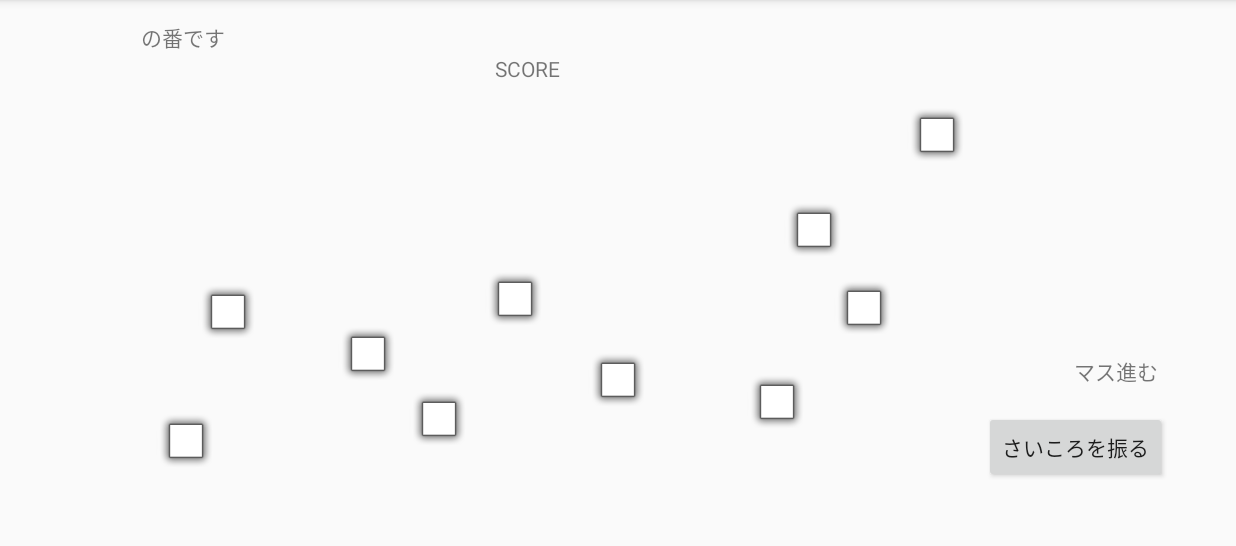
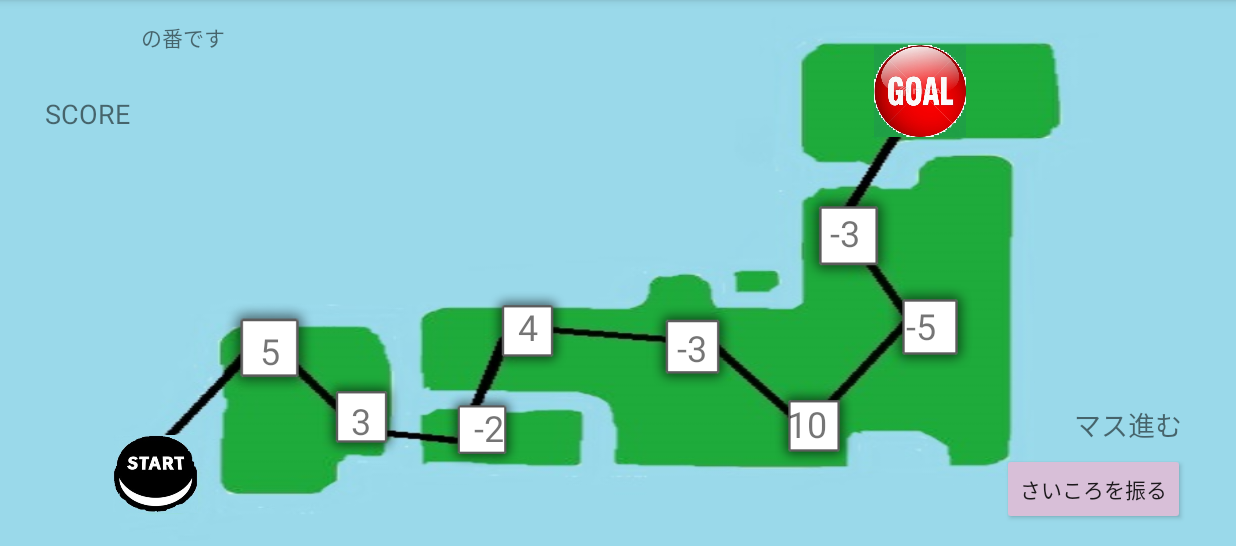
Before and after one commit to konan-pbl-2021/6Master, an Android app: the ManagerActivity screen opened directly, with no data from a screen before it, on a phone screen of 824 x 412 dp (held sideways), the part 72-618 px from its top. Run offline under Robolectric (Android 15) with nearby library versions, the phone set to English and light mode, and no system bars; Roboto replaces fonts that are not available here.

Commit message:
おねがいします

```diff
--- a/app/src/main/res/layout/activity_manager.xml
+++ b/app/src/main/res/layout/activity_manager.xml
@@ -5,6 +5,7 @@
     android:id="@+id/ConstrainLayout"
     android:layout_width="match_parent"
     android:layout_height="match_parent"
+    android:background="@drawable/rettou"
     tools:context=".ManagerActivity">
 
     <TextView
@@ -12,166 +13,171 @@
         android:layout_width="wrap_content"
         android:layout_height="wrap_content"
         android:text="TextView"
+        android:textSize="18sp"
         app:layout_constraintBottom_toBottomOf="parent"
         app:layout_constraintEnd_toEndOf="parent"
-        app:layout_constraintHorizontal_bias="0.922"
+        app:layout_constraintHorizontal_bias="0.432"
         app:layout_constraintStart_toStartOf="parent"
         app:layout_constraintTop_toTopOf="parent"
-        app:layout_constraintVertical_bias="0.04" />
+        app:layout_constraintVertical_bias="0.265" />
 
     <TextView
         android:id="@+id/name3"
         android:layout_width="wrap_content"
         android:layout_height="wrap_content"
         android:text="TextView"
+        android:textSize="18sp"
         app:layout_constraintBottom_toBottomOf="parent"
         app:layout_constraintEnd_toEndOf="parent"
-        app:layout_constraintHorizontal_bias="0.787"
+        app:layout_constraintHorizontal_bias="0.304"
         app:layout_constraintStart_toStartOf="parent"
         app:layout_constraintTop_toTopOf="parent"
-        app:layout_constraintVertical_bias="0.04" />
+        app:layout_constraintVertical_bias="0.265" />
 
     <TextView
         android:id="@+id/name2"
         android:layout_width="wrap_content"
         android:layout_height="wrap_content"
         android:text="TextView"
+        android:textSize="18sp"
         app:layout_constraintBottom_toBottomOf="parent"
         app:layout_constraintEnd_toEndOf="parent"
-        app:layout_constraintHorizontal_bias="0.658"
+        app:layout_constraintHorizontal_bias="0.172"
         app:layout_constraintStart_toStartOf="parent"
         app:layout_constraintTop_toTopOf="parent"
-        app:layout_constraintVertical_bias="0.04" />
+        app:layout_constraintVertical_bias="0.265" />
 
     <TextView
         android:id="@+id/name1"
         android:layout_width="wrap_content"
         android:layout_height="wrap_content"
         android:text="TextView"
+        android:textSize="18sp"
         app:layout_constraintBottom_toBottomOf="parent"
         app:layout_constraintEnd_toEndOf="parent"
-        app:layout_constraintHorizontal_bias="0.526"
+        app:layout_constraintHorizontal_bias="0.04"
         app:layout_constraintStart_toStartOf="parent"
         app:layout_constraintTop_toTopOf="parent"
-        app:layout_constraintVertical_bias="0.04" />
+        app:layout_constraintVertical_bias="0.265" />
 
     <ImageView
         android:id="@+id/mass1"
-        android:layout_width="40dp"
-        android:layout_height="40dp"
+        android:layout_width="66dp"
+        android:layout_height="52dp"
         app:layout_constraintBottom_toBottomOf="parent"
         app:layout_constraintEnd_toEndOf="parent"
-        app:layout_constraintHorizontal_bias="0.133"
+        app:layout_constraintHorizontal_bias="0.093"
         app:layout_constraintStart_toStartOf="parent"
         app:layout_constraintTop_toTopOf="parent"
-        app:layout_constraintVertical_bias="0.852"
-        app:srcCompat="@android:drawable/alert_light_frame" />
+        app:layout_constraintVertical_bias="0.93"
+        app:srcCompat="@drawable/start" />
 
     <ImageView
         android:id="@+id/mass3"
-        android:layout_width="40dp"
-        android:layout_height="40dp"
+        android:layout_width="59dp"
+        android:layout_height="62dp"
         app:layout_constraintBottom_toBottomOf="parent"
         app:layout_constraintEnd_toEndOf="parent"
-        app:layout_constraintHorizontal_bias="0.287"
+        app:layout_constraintHorizontal_bias="0.276"
         app:layout_constraintStart_toStartOf="parent"
         app:layout_constraintTop_toTopOf="parent"
-        app:layout_constraintVertical_bias="0.673"
+        app:layout_constraintVertical_bias="0.828"
         app:srcCompat="@android:drawable/alert_light_frame" />
 
     <ImageView
         android:id="@+id/mass4"
-        android:layout_width="40dp"
-        android:layout_height="40dp"
+        android:layout_width="68dp"
+        android:layout_height="56dp"
         app:layout_constraintBottom_toBottomOf="parent"
         app:layout_constraintEnd_toEndOf="parent"
-        app:layout_constraintHorizontal_bias="0.348"
+        app:layout_constraintHorizontal_bias="0.38"
         app:layout_constraintStart_toStartOf="parent"
         app:layout_constraintTop_toTopOf="parent"
-        app:layout_constraintVertical_bias="0.807"
+        app:layout_constraintVertical_bias="0.849"
         app:srcCompat="@android:drawable/alert_light_frame" />
 
     <ImageView
         android:id="@+id/mass5"
-        android:layout_width="40dp"
-        android:layout_height="40dp"
+        android:layout_width="59dp"
+        android:layout_height="70dp"
         app:layout_constraintBottom_toBottomOf="parent"
         app:layout_constraintEnd_toEndOf="parent"
-        app:layout_constraintHorizontal_bias="0.412"
+        app:layout_constraintHorizontal_bias="0.421"
         app:layout_constraintStart_toStartOf="parent"
         app:layout_constraintTop_toTopOf="parent"
-        app:layout_constraintVertical_bias="0.56"
+        app:layout_constraintVertical_bias="0.641"
         app:srcCompat="@android:drawable/alert_light_frame" />
 
     <ImageView
         android:id="@+id/mass6"
-        android:layout_width="40dp"
-        android:layout_height="40dp"
+        android:layout_width="62dp"
+        android:layout_height="70dp"
         app:layout_constraintBottom_toBottomOf="parent"
         app:layout_constraintEnd_toEndOf="parent"
+        app:layout_constraintHorizontal_bias="0.565"
         app:layout_constraintStart_toStartOf="parent"
         app:layout_constraintTop_toTopOf="parent"
-        app:layout_constraintVertical_bias="0.726"
+        app:layout_constraintVertical_bias="0.677"
         app:srcCompat="@android:drawable/alert_light_frame" />
 
     <ImageView
         android:id="@+id/mass7"
-        android:layout_width="40dp"
-        android:layout_height="40dp"
+        android:layout_width="64dp"
+        android:layout_height="59dp"
         app:layout_constraintBottom_toBottomOf="parent"
         app:layout_constraintEnd_toEndOf="parent"
-        app:layout_constraintHorizontal_bias="0.635"
+        app:layout_constraintHorizontal_bias="0.672"
         app:layout_constraintStart_toStartOf="parent"
         app:layout_constraintTop_toTopOf="parent"
-        app:layout_constraintVertical_bias="0.771"
+        app:layout_constraintVertical_bias="0.845"
         app:srcCompat="@android:drawable/alert_light_frame" />
 
     <ImageView
         android:id="@+id/mass8"
-        android:layout_width="40dp"
-        android:layout_height="40dp"
+        android:layout_width="81dp"
+        android:layout_height="64dp"
+        app:layout_constraintBottom_toBottomOf="parent"
+        app:layout_constraintEnd_toEndOf="parent"
+        app:layout_constraintHorizontal_bias="0.78"
+        app:layout_constraintStart_toStartOf="parent"
+        app:layout_constraintTop_toTopOf="parent"
+        app:layout_constraintVertical_bias="0.631"
+        app:srcCompat="@android:drawable/alert_light_frame" />
+
+    <ImageView
+        android:id="@+id/mass9"
+        android:layout_width="87dp"
+        android:layout_height="68dp"
         app:layout_constraintBottom_toBottomOf="parent"
         app:layout_constraintEnd_toEndOf="parent"
         app:layout_constraintHorizontal_bias="0.709"
         app:layout_constraintStart_toStartOf="parent"
         app:layout_constraintTop_toTopOf="parent"
-        app:layout_constraintVertical_bias="0.578"
-        app:srcCompat="@android:drawable/alert_light_frame" />
-
-    <ImageView
-        android:id="@+id/mass9"
-        android:layout_width="40dp"
-        android:layout_height="40dp"
-        app:layout_constraintBottom_toBottomOf="parent"
-        app:layout_constraintEnd_toEndOf="parent"
-        app:layout_constraintHorizontal_bias="0.667"
-        app:layout_constraintStart_toStartOf="parent"
-        app:layout_constraintTop_toTopOf="parent"
-        app:layout_constraintVertical_bias="0.418"
+        app:layout_constraintVertical_bias="0.428"
         app:srcCompat="@android:drawable/alert_light_frame" />
 
     <ImageView
         android:id="@+id/mass10"
-        android:layout_width="40dp"
-        android:layout_height="40dp"
+        android:layout_width="76dp"
+        android:layout_height="61dp"
         app:layout_constraintBottom_toBottomOf="parent"
         app:layout_constraintEnd_toEndOf="parent"
-        app:layout_constraintHorizontal_bias="0.771"
+        app:layout_constraintHorizontal_bias="0.769"
         app:layout_constraintStart_toStartOf="parent"
         app:layout_constraintTop_toTopOf="parent"
-        app:layout_constraintVertical_bias="0.223"
-        app:srcCompat="@android:drawable/alert_light_frame" />
+        app:layout_constraintVertical_bias="0.1"
+        app:srcCompat="@drawable/goal" />
 
     <ImageView
         android:id="@+id/mass2"
-        android:layout_width="40dp"
-        android:layout_height="40dp"
+        android:layout_width="67dp"
+        android:layout_height="68dp"
         app:layout_constraintBottom_toBottomOf="parent"
         app:layout_constraintEnd_toEndOf="parent"
-        app:layout_constraintHorizontal_bias="0.168"
+        app:layout_constraintHorizontal_bias="0.193"
         app:layout_constraintStart_toStartOf="parent"
         app:layout_constraintTop_toTopOf="parent"
-        app:layout_constraintVertical_bias="0.586"
+        app:layout_constraintVertical_bias="0.681"
         app:srcCompat="@android:drawable/alert_light_frame" />
 
     <TextView
@@ -189,13 +195,14 @@
         android:id="@+id/playerImage1"
         android:layout_width="40dp"
         android:layout_height="40dp"
+        app:backgroundTint="#d8bfd8"
         app:layout_constraintBottom_toBottomOf="parent"
         app:layout_constraintEnd_toEndOf="parent"
-        app:layout_constraintHorizontal_bias="0.133"
+        app:layout_constraintHorizontal_bias="0.107"
         app:layout_constraintStart_toStartOf="parent"
         app:layout_constraintTop_toTopOf="parent"
-        app:layout_constraintVertical_bias="0.854"
-        app:srcCompat="@android:drawable/alert_dark_frame" />
+        app:layout_constraintVertical_bias="0.913"
+        app:srcCompat="@android:drawable/btn_star_big_on" />
 
     <ImageView
         android:id="@+id/playerImage3"
@@ -203,11 +210,11 @@
         android:layout_height="40dp"
         app:layout_constraintBottom_toBottomOf="parent"
         app:layout_constraintEnd_toEndOf="parent"
-        app:layout_constraintHorizontal_bias="0.133"
+        app:layout_constraintHorizontal_bias="0.107"
         app:layout_constraintStart_toStartOf="parent"
         app:layout_constraintTop_toTopOf="parent"
-        app:layout_constraintVertical_bias="0.849"
-        app:srcCompat="@android:drawable/alert_dark_frame" />
+        app:layout_constraintVertical_bias="0.913"
+        app:srcCompat="?android:attr/textSelectHandle" />
 
     <ImageView
         android:id="@+id/playerImage2"
@@ -215,11 +222,11 @@
         android:layout_height="40dp"
         app:layout_constraintBottom_toBottomOf="parent"
         app:layout_constraintEnd_toEndOf="parent"
-        app:layout_constraintHorizontal_bias="0.133"
+        app:layout_constraintHorizontal_bias="0.107"
         app:layout_constraintStart_toStartOf="parent"
         app:layout_constraintTop_toTopOf="parent"
-        app:layout_constraintVertical_bias="0.849"
-        app:srcCompat="@android:drawable/alert_dark_frame" />
+        app:layout_constraintVertical_bias="0.913"
+        app:srcCompat="@android:drawable/presence_online" />
 
     <ImageView
         android:id="@+id/playerImage4"
@@ -227,11 +234,11 @@
         android:layout_height="40dp"
         app:layout_constraintBottom_toBottomOf="parent"
         app:layout_constraintEnd_toEndOf="parent"
-        app:layout_constraintHorizontal_bias="0.133"
+        app:layout_constraintHorizontal_bias="0.107"
         app:layout_constraintStart_toStartOf="parent"
         app:layout_constraintTop_toTopOf="parent"
-        app:layout_constraintVertical_bias="0.849"
-        app:srcCompat="@android:drawable/alert_dark_frame" />
+        app:layout_constraintVertical_bias="0.905"
+        app:srcCompat="@android:drawable/ic_notification_overlay" />
 
     <TextView
         android:id="@+id/textView5"
@@ -250,84 +257,91 @@
         android:layout_width="wrap_content"
         android:layout_height="wrap_content"
         android:text="さいころを振る"
+        app:backgroundTint="#d8bfd8"
         app:layout_constraintBottom_toBottomOf="parent"
         app:layout_constraintEnd_toEndOf="parent"
-        app:layout_constraintHorizontal_bias="0.934"
+        app:layout_constraintHorizontal_bias="0.952"
         app:layout_constraintStart_toStartOf="parent"
         app:layout_constraintTop_toTopOf="parent"
-        app:layout_constraintVertical_bias="0.867" />
+        app:layout_constraintVertical_bias="0.955" />
 
     <TextView
         android:id="@+id/score4"
         android:layout_width="wrap_content"
         android:layout_height="wrap_content"
         android:text="0"
+        android:textSize="18sp"
         app:layout_constraintBottom_toBottomOf="parent"
         app:layout_constraintEnd_toEndOf="parent"
-        app:layout_constraintHorizontal_bias="0.921"
+        app:layout_constraintHorizontal_bias="0.438"
         app:layout_constraintStart_toStartOf="parent"
         app:layout_constraintTop_toTopOf="parent"
-        app:layout_constraintVertical_bias="0.104" />
+        app:layout_constraintVertical_bias="0.357" />
 
     <TextView
         android:id="@+id/score3"
         android:layout_width="wrap_content"
         android:layout_height="wrap_content"
         android:text="0"
+        android:textSize="18sp"
         app:layout_constraintBottom_toBottomOf="parent"
         app:layout_constraintEnd_toEndOf="parent"
-        app:layout_constraintHorizontal_bias="0.791"
+        app:layout_constraintHorizontal_bias="0.318"
         app:layout_constraintStart_toStartOf="parent"
         app:layout_constraintTop_toTopOf="parent"
-        app:layout_constraintVertical_bias="0.104" />
+        app:layout_constraintVertical_bias="0.362" />
 
     <TextView
         android:id="@+id/score2"
         android:layout_width="wrap_content"
         android:layout_height="wrap_content"
         android:text="0"
+        android:textSize="18sp"
         app:layout_constraintBottom_toBottomOf="parent"
         app:layout_constraintEnd_toEndOf="parent"
-        app:layout_constraintHorizontal_bias="0.658"
+        app:layout_constraintHorizontal_bias="0.192"
         app:layout_constraintStart_toStartOf="parent"
         app:layout_constraintTop_toTopOf="parent"
-        app:layout_constraintVertical_bias="0.104" />
+        app:layout_constraintVertical_bias="0.362" />
 
     <TextView
         android:id="@+id/score1"
-        android:layout_width="wrap_content"
-        android:layout_height="wrap_content"
+        android:layout_width="15dp"
+        android:layout_height="21dp"
         android:text="0"
+        android:textSize="18sp"
         app:layout_constraintBottom_toBottomOf="parent"
         app:layout_constraintEnd_toEndOf="parent"
-        app:layout_constraintHorizontal_bias="0.526"
+        app:layout_constraintHorizontal_bias="0.072"
         app:layout_constraintStart_toStartOf="parent"
         app:layout_constraintTop_toTopOf="parent"
-        app:layout_constraintVertical_bias="0.104" />
+        app:layout_constraintVertical_bias="0.358" />
 
     <TextView
         android:id="@+id/textView18"
         android:layout_width="wrap_content"
         android:layout_height="wrap_content"
         android:text="SCORE"
+        android:textSize="18sp"
         app:layout_constraintBottom_toBottomOf="parent"
         app:layout_constraintEnd_toEndOf="parent"
-        app:layout_constraintHorizontal_bias="0.423"
+        app:layout_constraintHorizontal_bias="0.039"
         app:layout_constraintStart_toStartOf="parent"
         app:layout_constraintTop_toTopOf="parent"
-        app:layout_constraintVertical_bias="0.104" />
+        app:layout_constraintVertical_bias="0.186" />
 
     <TextView
         android:id="@+id/textView8"
         android:layout_width="74dp"
         android:layout_height="23dp"
         android:text="マス進む"
+        android:textSize="18sp"
         app:layout_constraintBottom_toBottomOf="parent"
         app:layout_constraintEnd_toEndOf="parent"
         app:layout_constraintHorizontal_bias="0.955"
         app:layout_constraintStart_toStartOf="parent"
         app:layout_constraintTop_toTopOf="parent"
-        app:layout_constraintVertical_bias="0.695" />
+        app:layout_constraintVertical_bias="0.791" />
 
     <TextView
         android:id="@+id/number"
@@ -338,6 +352,110 @@
         app:layout_constraintHorizontal_bias="0.987"
         app:layout_constraintStart_toStartOf="parent"
         app:layout_constraintTop_toTopOf="parent"
-        app:layout_constraintVertical_bias="0.691" />
+        app:layout_constraintVertical_bias="0.783" />
+
+    <TextView
+        android:id="@+id/textView9"
+        android:layout_width="wrap_content"
+        android:layout_height="wrap_content"
+        android:text="5"
+        android:textSize="24sp"
+        app:layout_constraintBottom_toBottomOf="parent"
+        app:layout_constraintEnd_toEndOf="parent"
+        app:layout_constraintHorizontal_bias="0.214"
+        app:layout_constraintStart_toStartOf="parent"
+        app:layout_constraintTop_toTopOf="parent"
+        app:layout_constraintVertical_bias="0.656" />
+
+    <TextView
+        android:id="@+id/textView10"
+        android:layout_width="wrap_content"
+        android:layout_height="wrap_content"
+        android:text="3"
+        android:textSize="24sp"
+        app:layout_constraintBottom_toBottomOf="parent"
+        app:layout_constraintEnd_toEndOf="parent"
+        app:layout_constraintHorizontal_bias="0.289"
+        app:layout_constraintStart_toStartOf="parent"
+        app:layout_constraintTop_toTopOf="parent"
+        app:layout_constraintVertical_bias="0.796" />
+
+    <TextView
+        android:id="@+id/textView11"
+        android:layout_width="wrap_content"
+        android:layout_height="wrap_content"
+        android:text="-2"
+        android:textSize="24sp"
+        app:layout_constraintBottom_toBottomOf="parent"
+        app:layout_constraintEnd_toEndOf="parent"
+        app:layout_constraintHorizontal_bias="0.393"
+        app:layout_constraintStart_toStartOf="parent"
+        app:layout_constraintTop_toTopOf="parent"
+        app:layout_constraintVertical_bias="0.811" />
+
+    <TextView
+        android:id="@+id/textView12"
+        android:layout_width="wrap_content"
+        android:layout_height="wrap_content"
+        android:text="4"
+        android:textSize="24sp"
+        app:layout_constraintBottom_toBottomOf="parent"
+        app:layout_constraintEnd_toEndOf="parent"
+        app:layout_constraintHorizontal_bias="0.426"
+        app:layout_constraintStart_toStartOf="parent"
+        app:layout_constraintTop_toTopOf="parent"
+        app:layout_constraintVertical_bias="0.607" />
+
+    <TextView
+        android:id="@+id/textView13"
+        android:layout_width="wrap_content"
+        android:layout_height="wrap_content"
+        android:text="-3"
+        android:textSize="24sp"
+        app:layout_constraintBottom_toBottomOf="parent"
+        app:layout_constraintEnd_toEndOf="parent"
+        app:layout_constraintHorizontal_bias="0.561"
+        app:layout_constraintStart_toStartOf="parent"
+        app:layout_constraintTop_toTopOf="parent"
+        app:layout_constraintVertical_bias="0.649" />
+
+    <TextView
+        android:id="@+id/textView14"
+        android:layout_width="wrap_content"
+        android:layout_height="wrap_content"
+        android:text="10"
+        android:textSize="24sp"
+        app:layout_constraintBottom_toBottomOf="parent"
+        app:layout_constraintEnd_toEndOf="parent"
+        app:layout_constraintHorizontal_bias="0.658"
+        app:layout_constraintStart_toStartOf="parent"
+        app:layout_constraintTop_toTopOf="parent"
+        app:layout_constraintVertical_bias="0.803" />
+
+    <TextView
+        android:id="@+id/textView15"
+        android:layout_width="wrap_content"
+        android:layout_height="wrap_content"
+        android:text="-5"
+        android:textSize="24sp"
+        app:layout_constraintBottom_toBottomOf="parent"
+        app:layout_constraintEnd_toEndOf="parent"
+        app:layout_constraintHorizontal_bias="0.751"
+        app:layout_constraintStart_toStartOf="parent"
+        app:layout_constraintTop_toTopOf="parent"
+        app:layout_constraintVertical_bias="0.606" />
+
+    <TextView
+        android:id="@+id/textView16"
+        android:layout_width="wrap_content"
+        android:layout_height="wrap_content"
+        android:text="-3"
+        android:textSize="24sp"
+        app:layout_constraintBottom_toBottomOf="parent"
+        app:layout_constraintEnd_toEndOf="parent"
+        app:layout_constraintHorizontal_bias="0.688"
+        app:layout_constraintStart_toStartOf="parent"
+        app:layout_constraintTop_toTopOf="parent"
+        app:layout_constraintVertical_bias="0.418" />
 
 </androidx.constraintlayout.widget.ConstraintLayout>
```
Also changed, not shown: app/src/main/res/drawable-v24/goal.jpg (added), app/src/main/res/drawable-v24/line.jpg (added), app/src/main/res/drawable-v24/rettou.jpg (added), app/src/main/res/drawable-v24/start.jpg (added).
